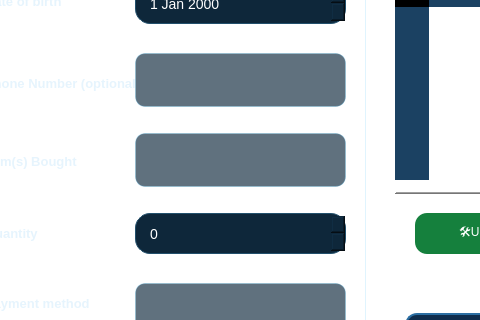
Above: clients.ui from fatmaelmili/Smart-fishing-port-application before the change; both pictures show x 260 to 740 and y 306 to 626 of the 1280 by 789 pixel window. Below: the same form after it.
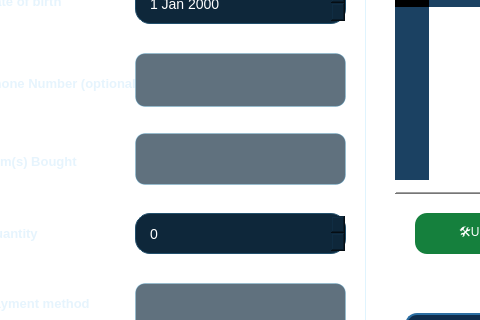
That is the form after the change. Icons and pictures are not drawn.

Commit message: made a connection between the tables stock with my work so that the items bought and tha quantity is relevant to the data base but the equipment part still doesn't work properly so i will be fixing it next

The edit to the form file:
```diff
--- a/clients.ui
+++ b/clients.ui
@@ -2693,16 +2693,6 @@
                    </property>
                   </item>
                  </widget>
-                 <widget class="QLineEdit" name="itemsinput">
-                  <property name="geometry">
-                   <rect>
-                    <x>170</x>
-                    <y>320</y>
-                    <width>211</width>
-                    <height>54</height>
-                   </rect>
-                  </property>
-                 </widget>
                  <widget class="QLabel" name="paymentlable">
                   <property name="geometry">
                    <rect>
@@ -2968,6 +2958,16 @@
                    <string/>
                   </property>
                  </widget>
+                 <widget class="QComboBox" name="itemsinput">
+                  <property name="geometry">
+                   <rect>
+                    <x>170</x>
+                    <y>320</y>
+                    <width>211</width>
+                    <height>52</height>
+                   </rect>
+                  </property>
+                 </widget>
                 </widget>
                </widget>
               </widget>
```
The commit also changes 2 other files.
